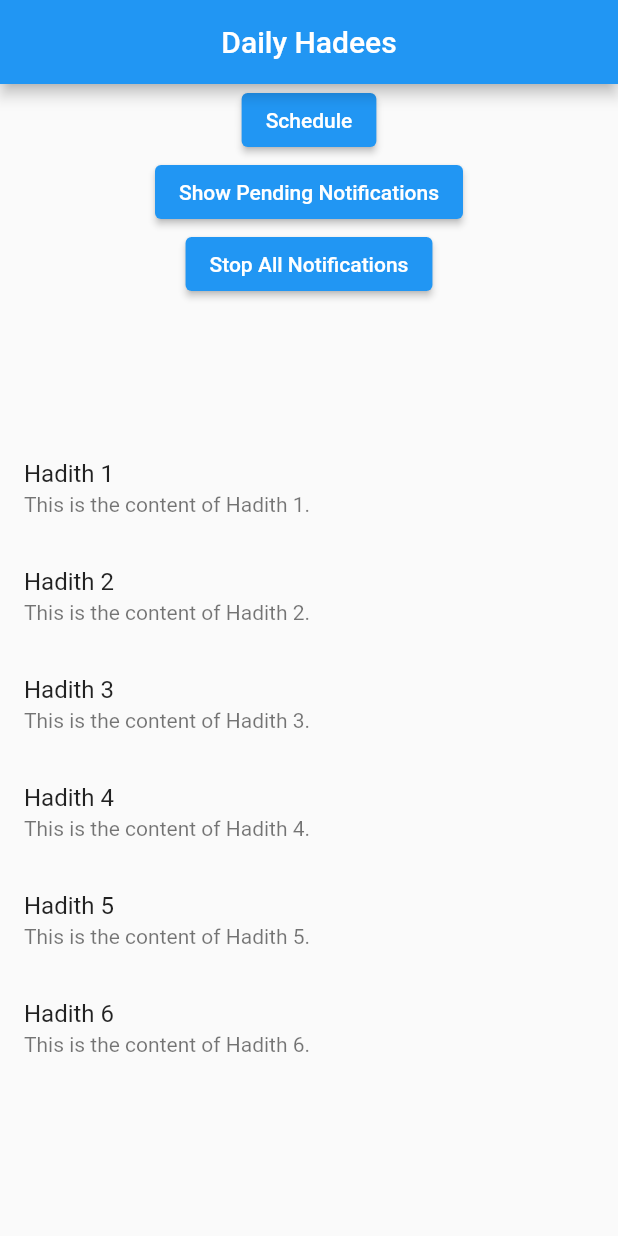
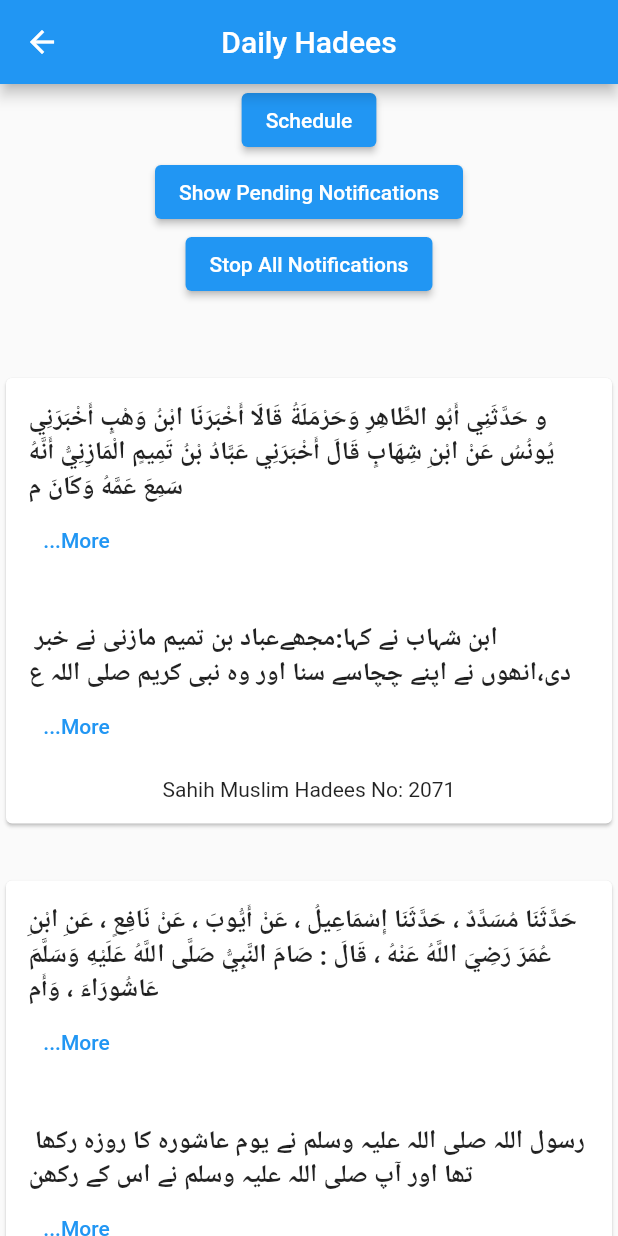
Before and after one commit to BasharatSahito/Daily-Hadith-App, a Flutter app: the HomePage screen opened directly, on a phone screen of 412 x 824 dp. Run offline on Flutter 3.47's test engine with Material 2 defaults, Android fonts, the phone set to English and light mode, and no system bars; our stand-ins replace flutter_local_notifications, shared_preferences, timezone; accounts and stored records are empty.

Commit message:
Added final Daily Notifications and Hadith UI

```diff
--- a/assets/hadiths.json
+++ b/assets/hadiths.json
@@ -2,31 +2,17 @@
     {
         "id": 1,
         "title": "Hadith 1",
-        "content": "This is the content of Hadith 1."
+        "arabicHadith": "و حَدَّثَنِي أَبُو الطَّاهِرِ وَحَرْمَلَةُ قَالَا أَخْبَرَنَا ابْنُ وَهْبٍ أَخْبَرَنِي يُونُسُ عَنْ ابْنِ شِهَابٍ قَالَ أَخْبَرَنِي عَبَّادُ بْنُ تَمِيمٍ الْمَازِنِيُّ أَنَّهُ سَمِعَ عَمَّهُ وَكَانَ مِنْ أَصْحَابِ رَسُولِ اللَّهِ صَلَّى اللَّهُ عَلَيْهِ وَسَلَّمَ يَقُولُ خَرَجَ رَسُولُ اللَّهِ صَلَّى اللَّهُ عَلَيْهِ وَسَلَّمَ يَوْمًا يَسْتَسْقِي فَجَعَلَ إِلَى النَّاسِ ظَهْرَهُ يَدْعُو اللَّهَ وَاسْتَقْبَلَ الْقِبْلَةَ وَحَوَّلَ رِدَاءَهُ ثُمَّ صَلَّى رَكْعَتَيْنِ",
+        "urduHadith": " ابن شہاب نے کہا:مجھےعباد بن تمیم مازنی نے خبر دی،انھوں نے اپنے چچاسے سنا اور وہ نبی کریم صلی اللہ علیہ وسلم  کے ساتھیوں میں سے تھے وہ کہہ رہے تھے:ایک دن رسول اللہ صلی اللہ علیہ وسلم  بارش کی دعا مانگنےکے لئے نکلے،اللہ سے دعاکرتے ہوئے اپنی پشت لوگوں کی طرف کی،منہ قبلہ کی طرف کیا اوراپنی چادر پلٹی،پھر دو رکعت نمازادا کی۔ ",
+        "englishHadith": " Ibn Tamim narrated on the authority of his uncle ('Abdullah b. Zaid) that the Messenger of Allah ( ‌صلی ‌اللہ ‌علیہ ‌وسلم ‌ ) went out to the place of prayer and prayed for rain and faced towards Qibla, and turned round his mantle and prayed two rak'ahs.",
+        "info": "Sahih Muslim Hadees No: 2071"
     },
     {
         "id": 2,
         "title": "Hadith 2",
-        "content": "This is the content of Hadith 2."
-    },
-    {
-        "id": 3,
-        "title": "Hadith 3",
-        "content": "This is the content of Hadith 3."
-    },
-    {
-        "id": 4,
-        "title": "Hadith 4",
-        "content": "This is the content of Hadith 4."
-    },
-    {
-        "id": 5,
-        "title": "Hadith 5",
-        "content": "This is the content of Hadith 5."
-    },
-    {
-        "id": 6,
-        "title": "Hadith 6",
-        "content": "This is the content of Hadith 6."
+        "arabicHadith": "حَدَّثَنَا مُسَدَّدٌ ، حَدَّثَنَا إِسْمَاعِيلُ ، عَنْ أَيُّوبَ ، عَنْ نَافِعٍ ، عَنِ ابْنِ عُمَرَ رَضِيَ اللَّهُ عَنْهُ ، قَالَ : صَامَ النَّبِيُّ صَلَّى اللَّهُ عَلَيْهِ وَسَلَّمَ عَاشُورَاءَ ، وَأَمَرَ بِصِيَامِهِ ، فَلَمَّا فُرِضَ رَمَضَانُ تُرِكَ ، وَكَانَ عَبْدُ اللَّهِ لَا يَصُومُهُ ، إِلَّا أَنْ يُوَافِقَ صَوْمَهُ .",
+        "urduHadith": " رسول اللہ صلی اللہ علیہ وسلم نے یوم عاشورہ کا روزہ رکھا تھا اور آپ صلی اللہ علیہ وسلم نے اس کے رکھنے کا صحابہ رضی اللہ عنہم کو ابتداء اسلام میں حکم دیا تھا، جب ماہ رمضان کے روزے فرض ہو گئے تو عاشورہ کا روزہ بطور فرض چھوڑ دیا گیا، عبداللہ بن عمر رضی اللہ عنہما عاشورہ کے دن روزہ نہ رکھتے مگر جب ان کے روزے کا دن ہی یوم عاشورہ آن پڑتا۔  ",
+        "englishHadith": " Ibn Tamim narrated on the authority of his uncle ('Abdullah b. Zaid) that the Messenger of Allah ( ‌صلی ‌اللہ ‌علیہ ‌وسلم ‌ ) went out to the place of prayer and prayed for rain and faced towards Qibla, and turned round his mantle and prayed two rak'ahs.",
+        "info": "Sahih Bukhari Hadees No: 1892"
     }
 ]
--- a/lib/Models/hadithmodel.dart
+++ b/lib/Models/hadithmodel.dart
@@ -1,27 +1,36 @@
 class HadithModel {
   int? id;
   String? title;
-  String? content;
-  // String? date;
-  HadithModel({
-    this.id,
-    this.title,
-    this.content,
-  });
+  String? arabicHadith;
+  String? urduHadith;
+  String? englishHadith;
+  String? info;
+
+  HadithModel(
+      {this.id,
+      this.title,
+      this.arabicHadith,
+      this.urduHadith,
+      this.englishHadith,
+      this.info});
 
   HadithModel.fromJson(Map<String, dynamic> json) {
     id = json['id'];
     title = json['title'];
-    content = json['content'];
-    // date = json['date'];
+    arabicHadith = json['arabicHadith'];
+    urduHadith = json['urduHadith'];
+    englishHadith = json['englishHadith'];
+    info = json['info'];
   }
 
   Map<String, dynamic> toJson() {
     final Map<String, dynamic> data = <String, dynamic>{};
     data['id'] = id;
     data['title'] = title;
-    data['content'] = content;
-    // data['date'] = date;
+    data['arabicHadith'] = arabicHadith;
+    data['urduHadith'] = urduHadith;
+    data['englishHadith'] = englishHadith;
+    data['info'] = info;
     return data;
   }
 }
--- a/lib/pages/homepage.dart
+++ b/lib/pages/homepage.dart
@@ -43,7 +43,7 @@ class _HomePageState extends State<HomePage> {
 
   void scheduleNotifications() async {
     TimeOfDay? selectedTime =
-        const TimeOfDay(hour: 22, minute: 39); // Set your fixed time
+        const TimeOfDay(hour: 01, minute: 37); // Set your fixed time
     DateTime now = DateTime.now();
     DateTime scheduledDateTime = DateTime(
       now.year,
@@ -71,7 +71,7 @@ class _HomePageState extends State<HomePage> {
     // Schedule the notification for the current index
     notificationService.scheduleDailyNotifications(
       hadithList[currentIndex].title.toString(),
-      hadithList[currentIndex].content.toString(),
+      hadithList[currentIndex].urduHadith.toString(),
       scheduledDateTime,
     );
     // Store the current scheduled date in SharedPreferences
@@ -88,6 +88,13 @@ class _HomePageState extends State<HomePage> {
       ),
       body: Column(
         children: [
+          // ElevatedButton(
+          //   onPressed: () {
+          //     // notificationService.showNotifications(
+          //     // "Title 1", "This is a Body");
+          //   },
+          //   child: const Text("Show Notification"),
+          // ),
           ElevatedButton(
             onPressed: () {
               scheduleNotifications();
@@ -110,7 +117,7 @@ class _HomePageState extends State<HomePage> {
             child: const Text("Stop All Notifications"),
           ),
           Expanded(
-            flex: 2,
+            flex: 1,
             child: ListView.builder(
               itemCount: notificationService.pendingNotification.length,
               itemBuilder: (context, index) {
@@ -130,10 +137,70 @@ class _HomePageState extends State<HomePage> {
                   child: ListView.builder(
                     itemCount: hadithList.length,
                     itemBuilder: (context, index) {
-                      return ListTile(
-                        title: Text(hadithList[index].title ?? "No Title"),
-                        subtitle:
-                            Text(hadithList[index].content ?? "No Content"),
+                      return Padding(
+                        padding: const EdgeInsets.only(bottom: 30),
+                        child: Card(
+                            child: Padding(
+                          padding: const EdgeInsets.symmetric(
+                              horizontal: 15, vertical: 15),
+                          child: Column(
+                            children: [
+                              hadithList[index].arabicHadith!.length > 100
+                                  ? Column(
+                                      crossAxisAlignment:
+                                          CrossAxisAlignment.start,
+                                      children: [
+                                        Text(
+                                          hadithList[index]
+                                              .arabicHadith
+                                              .toString()
+                                              .substring(0, 200),
+                                          style: const TextStyle(
+                                              fontSize: 17,
+                                              fontWeight: FontWeight.bold),
+                                        ),
+                                        TextButton(
+                                            onPressed: () {},
+                                            child: Text("...More")),
+                                      ],
+                                    )
+                                  : Text(
+                                      hadithList[index].arabicHadith.toString(),
+                                      style: const TextStyle(
+                                          fontSize: 17,
+                                          fontWeight: FontWeight.bold),
+                                    ),
+                              const SizedBox(height: 30),
+                              hadithList[index].urduHadith!.length > 100
+                                  ? Column(
+                                      crossAxisAlignment:
+                                          CrossAxisAlignment.start,
+                                      children: [
+                                        Text(
+                                          hadithList[index]
+                                              .urduHadith
+                                              .toString()
+                                              .substring(0, 100),
+                                          style: const TextStyle(
+                                              fontSize: 17,
+                                              fontWeight: FontWeight.bold),
+                                        ),
+                                        TextButton(
+                                            onPressed: () {},
+                                            child: Text("...More")),
+                                      ],
+                                    )
+                                  : Text(
+                                      hadithList[index].urduHadith.toString(),
+                                      style: const TextStyle(
+                                          fontSize: 17,
+                                          fontWeight: FontWeight.bold),
+                                    ),
+                              const SizedBox(height: 10),
+                              Text(hadithList[index].info.toString())
+                            ],
+                          ),
+                        )),
                       );
                     },
                   ),
```
Also changed, not shown: lib/main.dart (+9 -2 lines), lib/services/notification_service.dart (+96 -34 lines).
